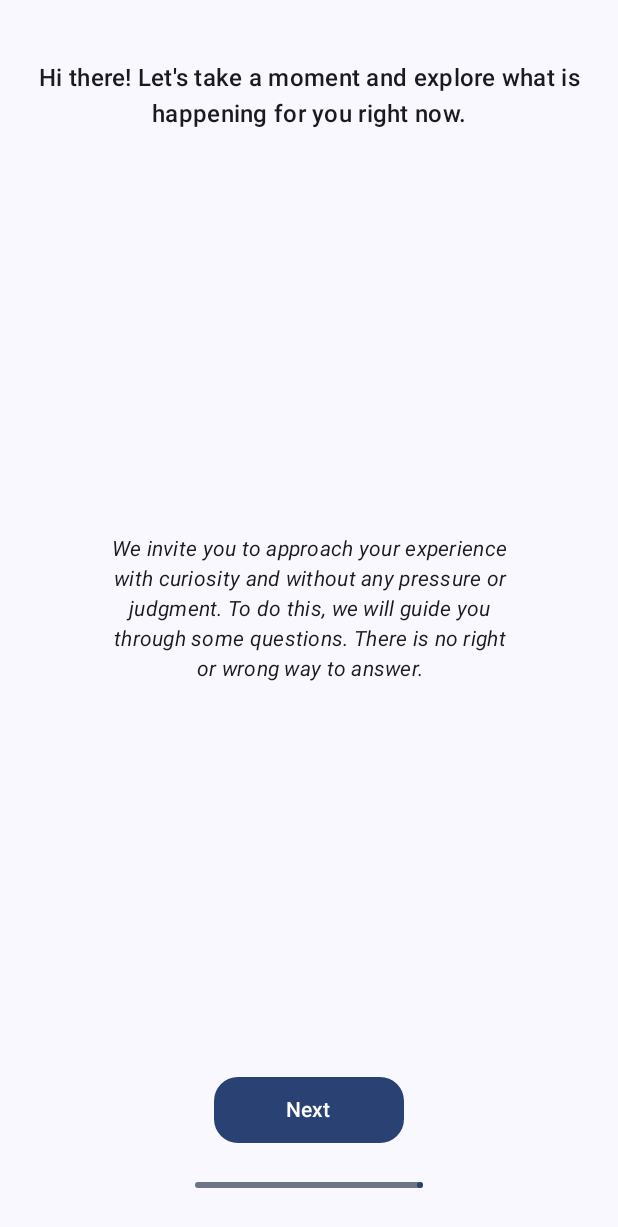
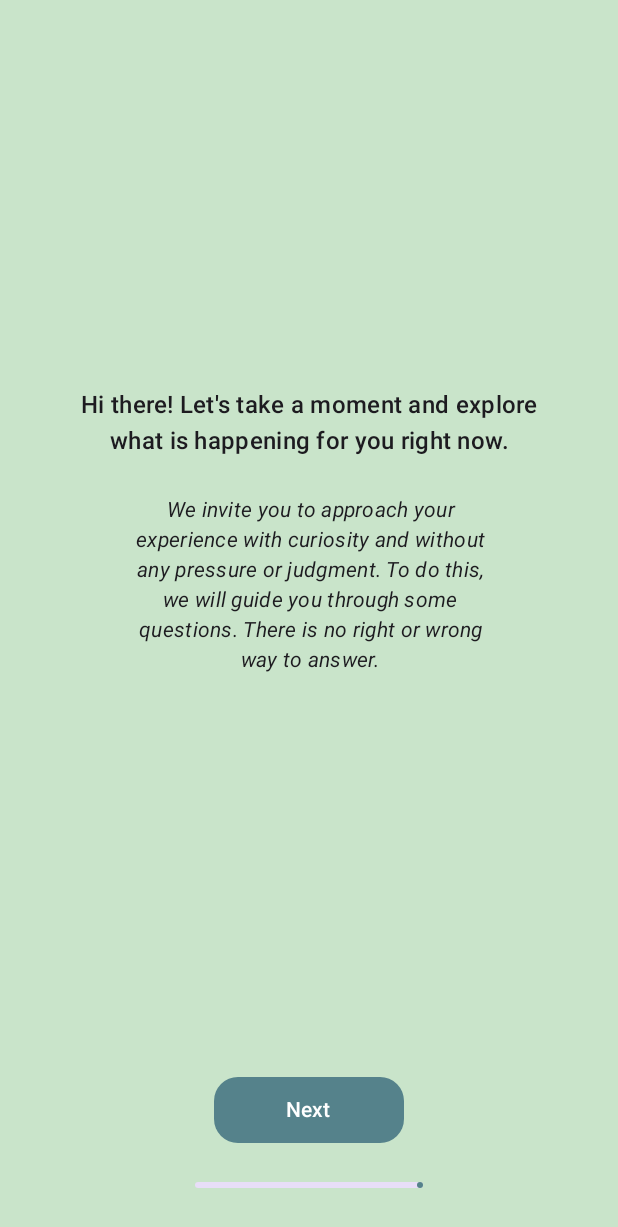
Before and after one commit to aleynaw/journalAppAndroid, an Android app built with Jetpack Compose: the composable JournalScreen shown on its own in the app's theme, on a phone screen of 412 x 824 dp. Shown: the top 1227 px of the screen. Run offline under Robolectric (Android 15) with nearby library versions, the phone set to English and light mode, and no system bars; pictures from the network do not load; 4 statements that could not run were skipped.

Commit message:
fixed screen layout, changed notification text, changed images to copyright free versions

```diff
--- a/app/src/main/java/com/example/journalappmcl/MainActivity.kt
+++ b/app/src/main/java/com/example/journalappmcl/MainActivity.kt
@@ -19,6 +19,9 @@ import com.example.journalappmcl.ui.JournalScreen
 import com.example.journalappmcl.ui.UserIdScreen
 import com.example.journalappmcl.viewmodel.JournalViewModel
 import android.Manifest
+import androidx.compose.foundation.layout.fillMaxSize
+import androidx.compose.ui.Modifier
+import com.example.journalappmcl.ui.theme.JournalAppMCLTheme
 
 
 class MainActivity : ComponentActivity() {
@@ -48,6 +51,13 @@ class MainActivity : ComponentActivity() {
         }
 
         setContent {
+            JournalAppMCLTheme {
+                // 1) Paint the theme background
+                androidx.compose.material3.Surface(
+                    modifier = Modifier.fillMaxSize(),
+                    color    = MaterialTheme.colorScheme.background,
+                    contentColor = MaterialTheme.colorScheme.tertiary
+                ){
                 val context = LocalContext.current
                 val userPreferences = remember { UserPreferences(context) }
                 var userIdSet by remember { mutableStateOf(userPreferences.userId != null) }
@@ -86,7 +96,8 @@ class MainActivity : ComponentActivity() {
                     // Handle the notification intent logic
                     // Check if the intent contains the identifier for your notification
                     // We use 'currentIntent' to get the latest intent if onNewIntent was called
-                val currentIntent = this@MainActivity.intent // Get the current intent of the activity
+                    val currentIntent =
+                        this@MainActivity.intent // Get the current intent of the activity
 
                     if (currentIntent.hasExtra("notification_type")) {
                         val notificationType = currentIntent.getStringExtra("notification_type")
@@ -122,6 +133,8 @@ class MainActivity : ComponentActivity() {
                 }
             }
         }
+            }
+    }
 
     override fun onResume() {
         super.onResume()
--- a/app/src/main/java/com/example/journalappmcl/model/QuestionRepository.kt
+++ b/app/src/main/java/com/example/journalappmcl/model/QuestionRepository.kt
@@ -286,17 +286,17 @@ object QuestionRepository {
                 ),
                 NextIndex = 28
             )
-        ),
-        Question(
-            text = "Did you... (select all that apply)",
-            type = QuestionType.MultiQ(
-                options = listOf(
-                    "See the food",
-                    "Smell the food",
-                    "Think about the food"
-                ),
-                NextIndex = 29
-            )
+//        ),
+//        Question(
+//            text = "Did you... (select all that apply)",
+//            type = QuestionType.MultiQ(
+//                options = listOf(
+//                    "See the food",
+//                    "Smell the food",
+//                    "Think about the food"
+//                ),
+//                NextIndex = 29
+//            )
         ),
         Question(
             text = "Thank you for your time! We will check in later.",
--- a/app/src/main/java/com/example/journalappmcl/notification/JournalNotificationWorker.kt
+++ b/app/src/main/java/com/example/journalappmcl/notification/JournalNotificationWorker.kt
@@ -64,7 +64,7 @@ class JournalNotificationWorker(
         // Build the notification
         val builder = NotificationCompat.Builder(context, "question_channel_id")
             .setSmallIcon(R.drawable.ic_launcher_foreground) // Replace with your small icon
-            .setContentTitle("Time for new questions!")
+            .setContentTitle("Time to follow up!")
             .setContentText("Tap to load a new set of questions.")
             .setPriority(NotificationCompat.PRIORITY_DEFAULT)
             .setContentIntent(tapPendingIntent) // Set the tap action
--- a/app/src/main/java/com/example/journalappmcl/ui/JournalScreen.kt
+++ b/app/src/main/java/com/example/journalappmcl/ui/JournalScreen.kt
@@ -58,12 +58,23 @@ fun JournalScreen(vm: JournalViewModel = viewModel()) {
                 .fillMaxSize()
                 .padding(16.dp)
         ) {
+            // Center question and input controls together
+            Box(
+                modifier = Modifier
+                    .weight(1f)
+                    .fillMaxWidth(),
+                contentAlignment = Alignment.Center
+            ) {
+                Column(
+                    horizontalAlignment = Alignment.CenterHorizontally,
+                    verticalArrangement = Arrangement.spacedBy(24.dp),
+                    modifier = Modifier
+                        .fillMaxWidth(0.9f)
+                ) {
                     Row(
-                modifier = Modifier
-                    .fillMaxWidth()
-                    .padding(bottom = 32.dp, top = 24.dp),
                         verticalAlignment = Alignment.CenterVertically,
-                horizontalArrangement = Arrangement.Center
+                        horizontalArrangement = Arrangement.Center,
+                        modifier = Modifier.fillMaxWidth()
                     ) {
                         Text(
                             text = q.text,
@@ -80,15 +91,6 @@ fun JournalScreen(vm: JournalViewModel = viewModel()) {
                             }
                         }
                     }
-
-
-            // Center content - takes most of the space
-            Box(
-                modifier = Modifier
-                    .weight(1f)
-                    .fillMaxWidth(),
-                contentAlignment = Alignment.Center
-            ) {
                     // ─── Input Control by QuestionType ────────────────
                     when (q.type) {
                         is QuestionType.Statement -> {
@@ -114,6 +116,7 @@ fun JournalScreen(vm: JournalViewModel = viewModel()) {
                                     fontStyle = FontStyle.Italic,
                                     // you can also tweak the color or typography if you like:
                                     // style = MaterialTheme.typography.bodySmall
+
                                 )
                                 Spacer(modifier = Modifier.height(8.dp))
                                 OutlinedTextField(
@@ -132,7 +135,8 @@ fun JournalScreen(vm: JournalViewModel = viewModel()) {
                                 modifier = Modifier.padding(vertical = 8.dp)
                             ) {
                                 Button(
-                                onClick = { vm.yesNoAnswer = true
+                                    onClick = {
+                                        vm.yesNoAnswer = true
                                         q.type.yesFunc?.let { it(context) }
                                     },
                                     shape = MaterialTheme.shapes.large,
@@ -143,7 +147,10 @@ fun JournalScreen(vm: JournalViewModel = viewModel()) {
                                 ) {
                                     Text(
                                         "Yes",
-                                    modifier = Modifier.padding(horizontal = 16.dp, vertical = 4.dp)
+                                        modifier = Modifier.padding(
+                                            horizontal = 16.dp,
+                                            vertical = 4.dp
+                                        )
                                     )
                                 }
 
@@ -157,7 +164,10 @@ fun JournalScreen(vm: JournalViewModel = viewModel()) {
                                 ) {
                                     Text(
                                         "No",
-                                    modifier = Modifier.padding(horizontal = 16.dp, vertical = 4.dp)
+                                        modifier = Modifier.padding(
+                                            horizontal = 16.dp,
+                                            vertical = 4.dp
+                                        )
                                     )
                                 }
                             }
@@ -216,7 +226,10 @@ fun JournalScreen(vm: JournalViewModel = viewModel()) {
                                 ) {
                                     Text("Mild"); Text("Very Strong")
                                 }
-                            Text("Value: ${vm.sliderValue.toInt()}", style = MaterialTheme.typography.bodySmall)
+                                Text(
+                                    "Value: ${vm.sliderValue.toInt()}",
+                                    style = MaterialTheme.typography.bodySmall
+                                )
                             }
                         }
 
@@ -268,7 +281,8 @@ fun JournalScreen(vm: JournalViewModel = viewModel()) {
                                         Checkbox(
                                             checked = vm.multiSelections.contains(opt),
                                             onCheckedChange = {
-                                            vm.multiSelections = if (it) vm.multiSelections + opt
+                                                vm.multiSelections =
+                                                    if (it) vm.multiSelections + opt
                                                     else vm.multiSelections - opt
                                             }
                                         )
@@ -366,6 +380,7 @@ fun JournalScreen(vm: JournalViewModel = viewModel()) {
                         }
                     }
                 }
+            }
 
             // Next button at the bottom
             if (q.type !is QuestionType.EndLoop) {
--- a/app/src/main/java/com/example/journalappmcl/ui/theme/Theme.kt
+++ b/app/src/main/java/com/example/journalappmcl/ui/theme/Theme.kt
@@ -9,28 +9,21 @@ import androidx.compose.material3.dynamicDarkColorScheme
 import androidx.compose.material3.dynamicLightColorScheme
 import androidx.compose.material3.lightColorScheme
 import androidx.compose.runtime.Composable
+import androidx.compose.ui.graphics.Color
 import androidx.compose.ui.platform.LocalContext
 
 private val DarkColorScheme = darkColorScheme(
-    primary = Color1,
-    secondary = Color2,
-    tertiary = Color3
+    primary = Color2,
+    secondary = Color3,
+    tertiary = Color1
 )
 
 private val LightColorScheme = lightColorScheme(
-    primary = Color1,
+    primary = Color3,
     secondary = Color2,
-    tertiary = Color3
-
-    /* Other default colors to override
-    background = Color(0xFFFFFBFE),
-    surface = Color(0xFFFFFBFE),
-    onPrimary = Color.White,
-    onSecondary = Color.White,
-    onTertiary = Color.White,
-    onBackground = Color(0xFF1C1B1F),
-    onSurface = Color(0xFF1C1B1F),
-    */
+    tertiary = Color5,
+    background = Color1,
+    surfaceVariant = Color.White
 )
 
 @Composable
@@ -40,18 +33,18 @@ fun JournalAppMCLTheme(
     dynamicColor: Boolean = true,
     content: @Composable () -> Unit
 ) {
-    val colorScheme = when {
-        dynamicColor && Build.VERSION.SDK_INT >= Build.VERSION_CODES.S -> {
-            val context = LocalContext.current
-            if (darkTheme) dynamicDarkColorScheme(context) else dynamicLightColorScheme(context)
-        }
-
-        darkTheme -> DarkColorScheme
-        else -> LightColorScheme
-    }
+//    val colorScheme = when {
+//        dynamicColor && Build.VERSION.SDK_INT >= Build.VERSION_CODES.S -> {
+//            val context = LocalContext.current
+//            if (darkTheme) dynamicDarkColorScheme(context) else dynamicLightColorScheme(context)
+//        }
+//
+//        darkTheme -> DarkColorScheme
+//        else -> LightColorScheme
+//    }
 
     MaterialTheme(
-        colorScheme = colorScheme,
+        colorScheme = LightColorScheme,
         typography = Typography,
         content = content
     )
```
Also changed, not shown: app/src/main/res/drawable/busy_mind.jpg (added), app/src/main/res/drawable/busy_mind.png (deleted), app/src/main/res/drawable/calm_mind.jpg, app/src/main/res/drawable/tunnel_vision.jpg. Lines whose indentation alone changed are shown as unchanged.
